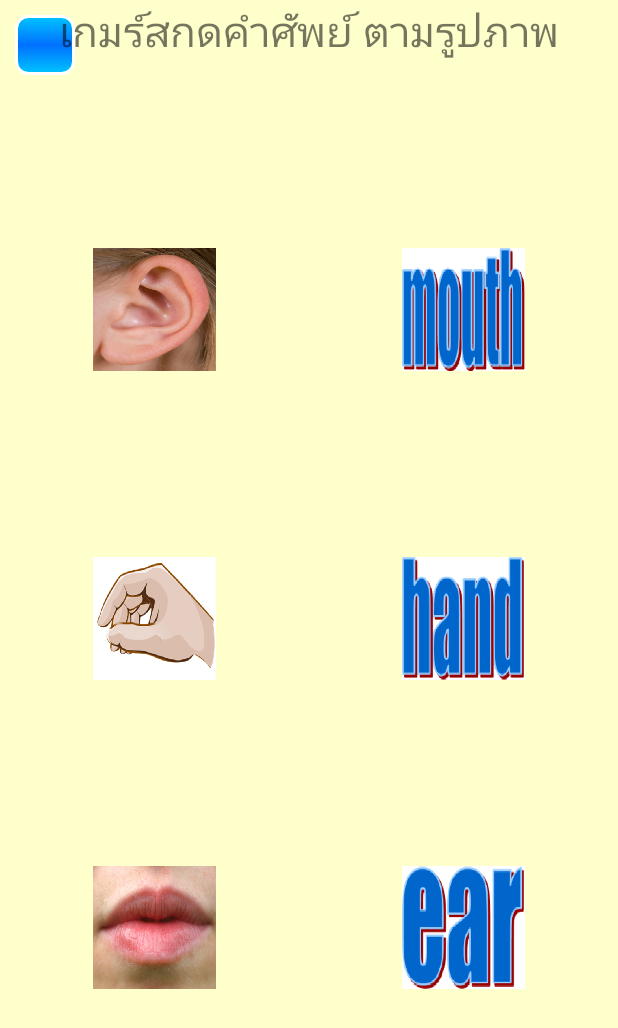
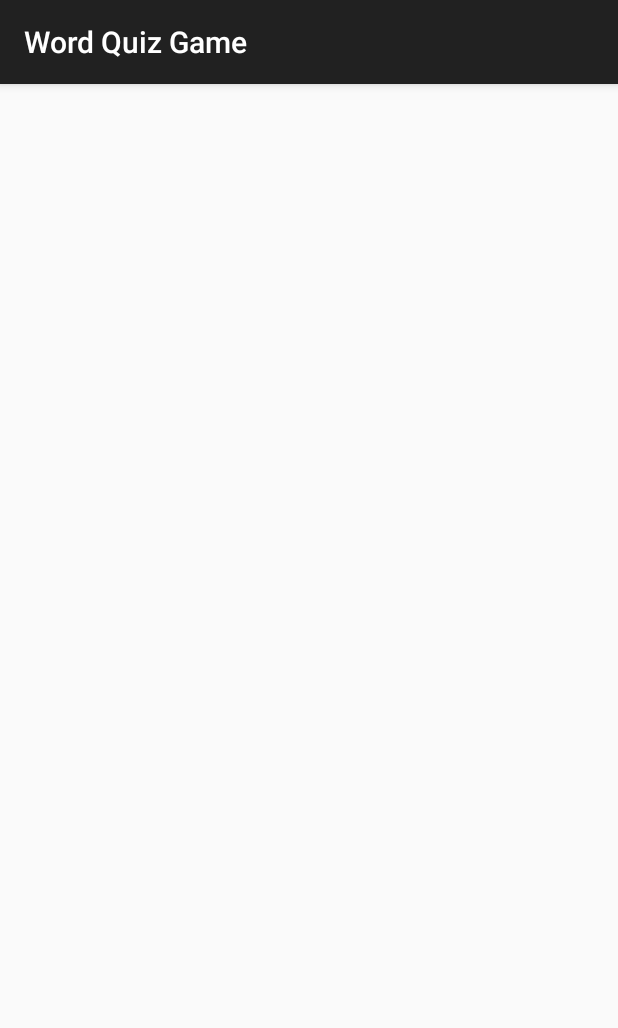
Before and after one commit to masterUNG/WordQuizGame, an Android app: the ShowGameActivity screen opened directly, with no data from a screen before it, after a tap on "เกมร์สกดคำศัพย์ ตามรูปภาพ", on a phone screen of 412 x 824 dp. Shown: the top 1028 px of the screen. Run offline under Robolectric (Android 15) with nearby library versions, the phone set to English and light mode, and no system bars.

Commit message:
Finish 3Fec16

```diff
--- a/app/src/main/AndroidManifest.xml
+++ b/app/src/main/AndroidManifest.xml
@@ -29,7 +29,8 @@
             android:theme="@style/Theme.AppCompat.Light.Dialog" />
         <activity android:name=".MainActivity" />
         <activity android:name=".ShowGameActivity" />
-        <activity android:name=".Game2Activity"></activity>
+        <activity android:name=".Game2Activity" />
+        <activity android:name=".Game3Activity"></activity>
     </application>
 
 </manifest>
--- /dev/null
+++ b/app/src/main/java/com/example/wordquizgame/Game3Activity.java
@@ -0,0 +1,13 @@
+package com.example.wordquizgame;
+
+import android.support.v7.app.ActionBarActivity;
+import android.os.Bundle;
+
+public class Game3Activity extends ActionBarActivity {
+
+    @Override
+    protected void onCreate(Bundle savedInstanceState) {
+        super.onCreate(savedInstanceState);
+        setContentView(R.layout.activity_game3);
+    }
+}
--- a/app/src/main/java/com/example/wordquizgame/ShowGameActivity.java
+++ b/app/src/main/java/com/example/wordquizgame/ShowGameActivity.java
@@ -22,7 +22,7 @@ public class ShowGameActivity extends ActionBarActivity {
     }
 
     public void clickGame3(View view) {
-
+        startActivity(new Intent(ShowGameActivity.this, Game3Activity.class));
     }
 
 }   // Main Class
--- /dev/null
+++ b/app/src/main/res/layout/activity_game3.xml
@@ -0,0 +1,12 @@
+<?xml version="1.0" encoding="utf-8"?>
+<RelativeLayout xmlns:android="http://schemas.android.com/apk/res/android"
+    xmlns:tools="http://schemas.android.com/tools"
+    android:layout_width="match_parent"
+    android:layout_height="match_parent"
+    android:paddingBottom="@dimen/activity_vertical_margin"
+    android:paddingLeft="@dimen/activity_horizontal_margin"
+    android:paddingRight="@dimen/activity_horizontal_margin"
+    android:paddingTop="@dimen/activity_vertical_margin"
+    tools:context="com.example.wordquizgame.Game3Activity">
+
+</RelativeLayout>
--- a/app/src/main/res/values/strings.xml
+++ b/app/src/main/res/values/strings.xml
@@ -59,8 +59,8 @@
 
     <string name="choose_game">เลือกเกมร์ ที่ต้องการ</string>
     <string name="game1">เกมร์ทายคำศัพย์ จากรูปภาพ</string>
-    <string name="game2">เกมร์สกดคำศัพย์ ตามรูปภาพ</string>
-    <string name="game3">เกมร์จับคู่คำศัพย์ รูปภาพ</string>
+    <string name="game3">เกมร์สกดคำศัพย์ ตามรูปภาพ</string>
+    <string name="game2">เกมร์จับคู่คำศัพย์ รูปภาพ</string>
 
 
 </resources>
```
